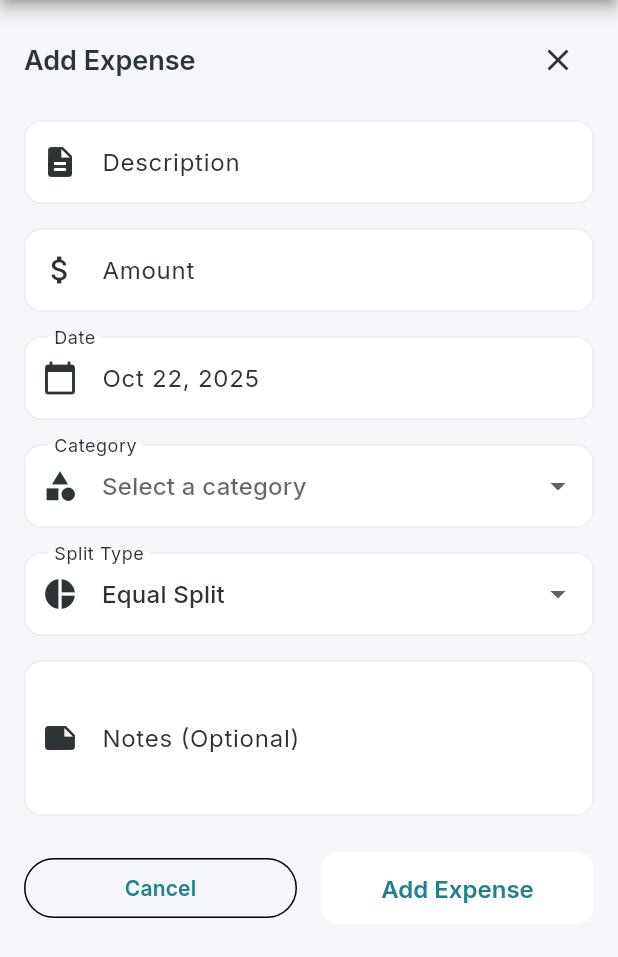
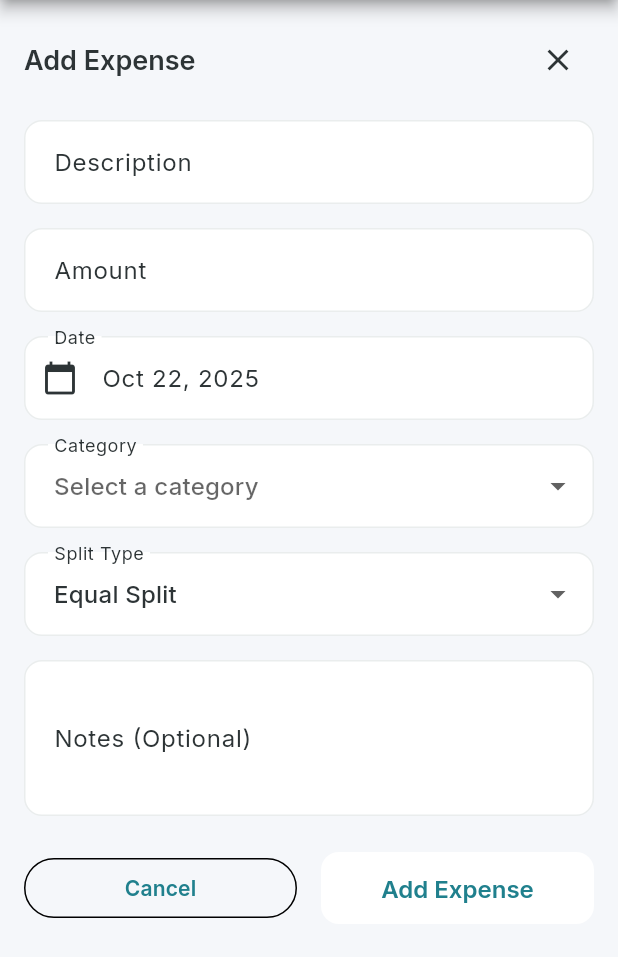
Before and after one commit to Soliperso/fin_mate, a Flutter app: the AddExpenseBottomSheet widget shown alone on an empty page, opened directly with empty values, on a phone screen of 412 x 824 dp. Shown: the top 957 px of the screen. Run offline on Flutter 3.47's test engine with Material 3 defaults, Android fonts, the phone set to English and light mode, and no system bars; our stand-ins replace connectivity_plus, equatable, file_picker, fl_chart, flutter_dotenv, flutter_riverpod and 12 more; missing offline and left inert: otp; accounts and stored records are empty; network calls fail.

Commit message:
Remove input field icons from Add Expense modal except date field

```diff
--- a/lib/features/bill_splitting/presentation/widgets/add_expense_bottom_sheet.dart
+++ b/lib/features/bill_splitting/presentation/widgets/add_expense_bottom_sheet.dart
@@ -142,7 +142,6 @@ class _AddExpenseBottomSheetState extends ConsumerState<AddExpenseBottomSheet> {
                 decoration: const InputDecoration(
                   labelText: 'Description',
                   hintText: 'e.g., Dinner at restaurant',
-                  prefixIcon: Icon(Icons.description),
                 ),
                 validator: (value) {
                   if (value == null || value.trim().isEmpty) {
@@ -160,7 +159,6 @@ class _AddExpenseBottomSheetState extends ConsumerState<AddExpenseBottomSheet> {
                 decoration: const InputDecoration(
                   labelText: 'Amount',
                   hintText: '0.00',
-                  prefixIcon: Icon(Icons.attach_money),
                 ),
                 keyboardType: const TextInputType.numberWithOptions(decimal: true),
                 inputFormatters: [
@@ -200,7 +198,6 @@ class _AddExpenseBottomSheetState extends ConsumerState<AddExpenseBottomSheet> {
               DropdownButtonFormField<String>(
                 decoration: const InputDecoration(
                   labelText: 'Category',
-                  prefixIcon: Icon(Icons.category),
                 ),
                 items: _categories.map((category) {
                   return DropdownMenuItem(
@@ -222,7 +219,6 @@ class _AddExpenseBottomSheetState extends ConsumerState<AddExpenseBottomSheet> {
                 initialValue: _splitType,
                 decoration: const InputDecoration(
                   labelText: 'Split Type',
-                  prefixIcon: Icon(Icons.pie_chart),
                 ),
                 items: const [
                   DropdownMenuItem(
@@ -280,7 +276,6 @@ class _AddExpenseBottomSheetState extends ConsumerState<AddExpenseBottomSheet> {
                 decoration: const InputDecoration(
                   labelText: 'Notes (Optional)',
                   hintText: 'Add any additional details',
-                  prefixIcon: Icon(Icons.note),
                 ),
                 maxLines: 3,
                 enabled: !isLoading,
```
